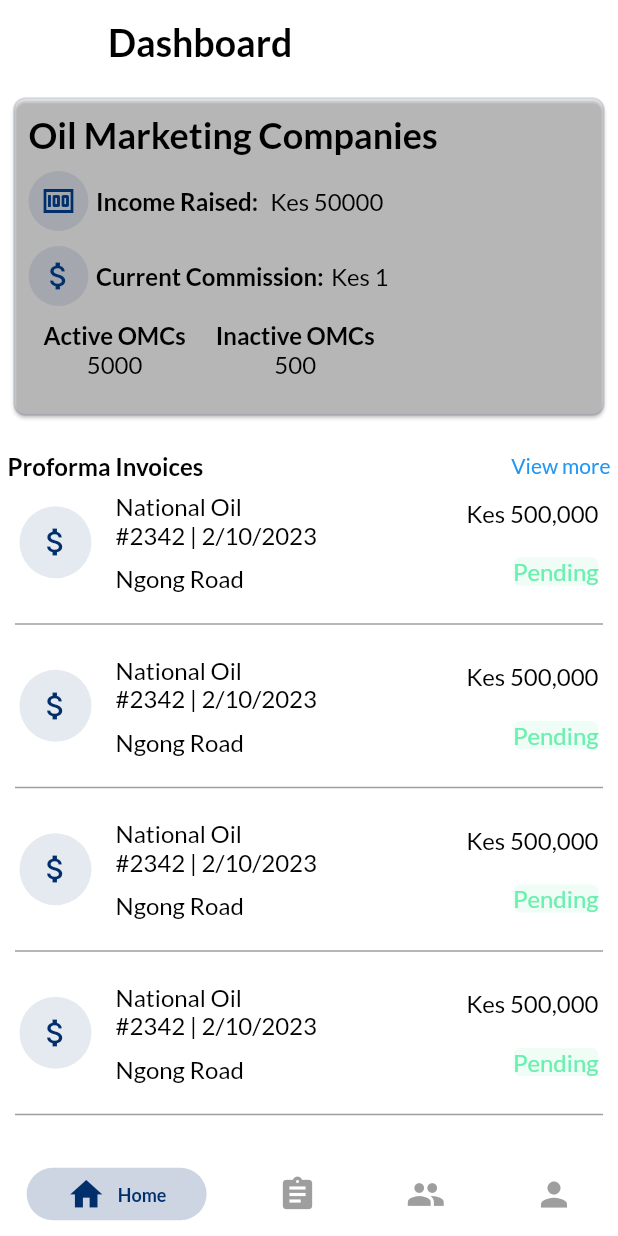
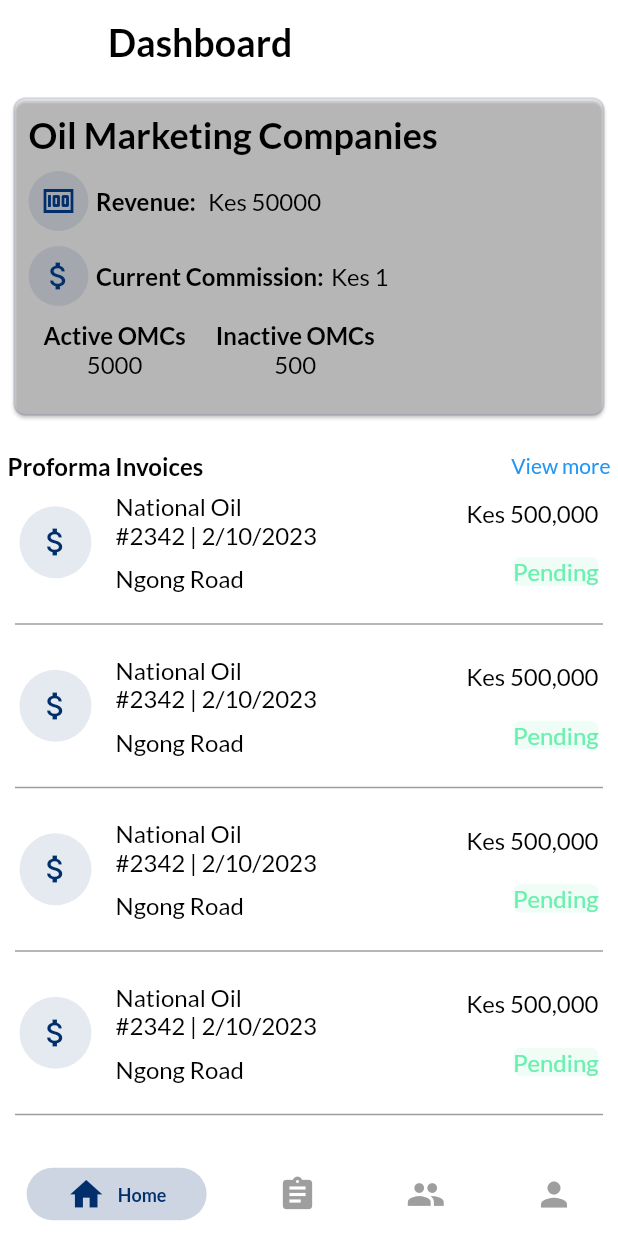
Before and after one commit to NjokiCynthia/sales_app, a Flutter app: the Dashboard screen opened directly, on a phone screen of 412 x 824 dp. Run offline on Flutter 3.47's test engine with Material 2 defaults, Android fonts, the phone set to English and light mode, and no system bars; drawn by our look-alikes of persistent_bottom_nav_bar; our stand-ins replace animated_splash_screen, country_code_picker, fl_chart, google_fonts, intl_phone_number_input, introduction_screen.

Commit message:
Edit to remove warnings

```diff
--- a/lib/constants/theme.dart
+++ b/lib/constants/theme.dart
@@ -42,7 +42,7 @@ TextStyle displayTitle = GoogleFonts.getFont(
   fontWeight: FontWeight.bold,
   color: Colors.black,
 );
-TextStyle Title = GoogleFonts.getFont(
+TextStyle title = GoogleFonts.getFont(
   Strings.fontName,
   fontSize: 20,
   fontWeight: FontWeight.bold,
--- a/lib/screens/dashboard/dashboard.dart
+++ b/lib/screens/dashboard/dashboard.dart
@@ -1,7 +1,6 @@
 import 'package:flutter/material.dart';
 import 'package:persistent_bottom_nav_bar/persistent_tab_view.dart';
 import 'package:petropal/constants/color_contants.dart';
-import 'package:petropal/screens/dashboard/line_chart.dart';
 import 'package:petropal/screens/dashboard/add_users/users.dart';
 import 'package:petropal/screens/dashboard/invoices.dart';
 import 'package:petropal/screens/dashboard/profile.dart';
@@ -25,11 +24,11 @@ class _DashboardState extends State<Dashboard> {
 
   List<Widget> _buildScreens() {
     return [
-      DashboardScreen(),
-      Invoices(),
+      const DashboardScreen(),
+      const Invoices(),
       //LineChartWidget(),
-      UsersScreen(),
-      Profile(),
+      const UsersScreen(),
+      const Profile(),
     ];
   }
 
--- a/lib/screens/dashboard/home.dart
+++ b/lib/screens/dashboard/home.dart
@@ -5,13 +5,14 @@ import 'package:petropal/screens/dashboard/invoices.dart';
 import 'package:petropal/widgets/widget.dart';
 
 class DashboardScreen extends StatefulWidget {
+  const DashboardScreen({super.key});
+
   @override
   State<DashboardScreen> createState() => _DashboardScreenState();
 }
 
 class _DashboardScreenState extends State<DashboardScreen> {
-  PageController _pageController = PageController(initialPage: 0);
-  int _currentPage = 0;
+  final PageController _pageController = PageController(initialPage: 0);
 
   @override
   void dispose() {
@@ -30,7 +31,7 @@ class _DashboardScreenState extends State<DashboardScreen> {
         ),
       ),
       body: Padding(
-        padding: EdgeInsets.all(5),
+        padding: const EdgeInsets.all(5),
         child: Column(
           crossAxisAlignment: CrossAxisAlignment.start,
           children: [
@@ -43,25 +44,25 @@ class _DashboardScreenState extends State<DashboardScreen> {
                   AnimatedCard(
                     borderColor: primaryDarkColor.withOpacity(0.1),
                     title: 'Oil Marketing Companies',
-                    capitalRaised: '\KES 100,000,000',
-                    currentCommission: '\KES 10,000',
+                    capitalRaised: 'KES 100,000,000',
+                    currentCommission: 'KES 10,000',
                   ),
                   AnimatedCard(
                     borderColor: primaryDarkColor.withOpacity(0.1),
                     title: 'Reseller',
-                    capitalRaised: '\KES 50,000,000',
-                    currentCommission: '\KES 5,000',
+                    capitalRaised: 'KES 50,000,000',
+                    currentCommission: 'KES 5,000',
                   ),
                   AnimatedCard(
                     borderColor: primaryDarkColor.withOpacity(0.1),
                     title: 'Customers',
-                    capitalRaised: '\KES 200,000,000',
-                    currentCommission: '\KES 20,000',
+                    capitalRaised: 'KES 200,000,000',
+                    currentCommission: 'KES 20,000',
                   ),
                 ],
               ),
             ),
-            SizedBox(
+            const SizedBox(
               height: 20,
             ),
             // Transactions list
@@ -73,14 +74,14 @@ class _DashboardScreenState extends State<DashboardScreen> {
               GestureDetector(
                   onTap: () {
                     Navigator.of(context).push(
-                        MaterialPageRoute(builder: (context) => Invoices()));
+                        MaterialPageRoute(builder: (context) => const Invoices()));
                   },
                   child:
-                      Text('View more', style: TextStyle(color: Colors.blue)))
+                      const Text('View more', style: TextStyle(color: Colors.blue)))
             ]),
             Expanded(
               child: ListView.separated(
-                separatorBuilder: (context, index) => Padding(
+                separatorBuilder: (context, index) => const Padding(
                   padding: EdgeInsets.all(5),
                   child: Divider(
                     color: Colors.grey, // Customize the divider color
@@ -90,7 +91,7 @@ class _DashboardScreenState extends State<DashboardScreen> {
                 itemBuilder: (context, index) {
                   return CustomTransactionCard(
                     userName: 'Customer $index',
-                    amount: '\KES 100.00',
+                    amount: 'KES 100.00',
                     paymentMethod: 'Payment Method',
                     date: '2023-09-06',
                     volume: '100000 litres',
@@ -112,7 +113,7 @@ class AnimatedCard extends StatelessWidget {
   final String capitalRaised;
   final String currentCommission;
 
-  AnimatedCard({
+  const AnimatedCard({super.key,
     required this.borderColor,
     required this.title,
     required this.capitalRaised,
@@ -131,19 +132,19 @@ class AnimatedCard extends StatelessWidget {
         crossAxisAlignment: CrossAxisAlignment.center,
         children: [
           Padding(
-            padding: EdgeInsets.all(10),
+            padding: const EdgeInsets.all(10),
             child: Column(
               crossAxisAlignment: CrossAxisAlignment.start,
               children: [
                 Text(
                   title,
-                  style: TextStyle(
+                  style: const TextStyle(
                     color: Colors.black,
                     fontSize: 24,
                     fontWeight: FontWeight.bold,
                   ),
                 ),
-                SizedBox(height: 10),
+                const SizedBox(height: 10),
                 Row(
                   children: [
                     Container(
@@ -157,14 +158,14 @@ class AnimatedCard extends StatelessWidget {
                         color: primaryDarkColor,
                       ),
                     ),
-                    SizedBox(
+                    const SizedBox(
                       width: 5,
                     ),
                     Text(
-                      'Income Raised: ',
+                      'Revenue: ',
                       style: displayTitle,
                     ),
-                    SizedBox(
+                    const SizedBox(
                       width: 5,
                     ),
                     Text(
@@ -180,7 +181,7 @@ class AnimatedCard extends StatelessWidget {
                 //     fontSize: 16,
                 //   ),
                 // ),
-                SizedBox(height: 10),
+                const SizedBox(height: 10),
                 Row(
                   children: [
                     Container(
@@ -194,14 +195,14 @@ class AnimatedCard extends StatelessWidget {
                         color: primaryDarkColor,
                       ),
                     ),
-                    SizedBox(
+                    const SizedBox(
                       width: 5,
                     ),
                     Text(
                       'Current Commission:',
                       style: displayTitle,
                     ),
-                    SizedBox(
+                    const SizedBox(
                       width: 5,
                     ),
                     Text(
@@ -211,7 +212,7 @@ class AnimatedCard extends StatelessWidget {
                   ],
                 ),
                 Padding(
-                  padding: EdgeInsets.all(10),
+                  padding: const EdgeInsets.all(10),
                   child: Row(
                     children: [
                       Column(
@@ -226,7 +227,7 @@ class AnimatedCard extends StatelessWidget {
                           ),
                         ],
                       ),
-                      SizedBox(
+                      const SizedBox(
                         width: 20,
                       ),
                       Column(
--- a/lib/screens/dashboard/invoices.dart
+++ b/lib/screens/dashboard/invoices.dart
@@ -22,7 +22,7 @@ class _InvoicesState extends State<Invoices> {
       ),
       body: ListView.separated(
         itemCount: 10, // Change this to the number of items you want
-        separatorBuilder: (context, index) => Padding(
+        separatorBuilder: (context, index) => const Padding(
           padding: EdgeInsets.all(5),
           child: Divider(
             color: Colors.grey, // Customize the divider color
--- a/lib/widgets/widget.dart
+++ b/lib/widgets/widget.dart
@@ -9,7 +9,7 @@ class CustomTransactionCard extends StatelessWidget {
   final String date;
   final String volume;
 
-  CustomTransactionCard({
+  const CustomTransactionCard({super.key,
     required this.userName,
     required this.amount,
     required this.paymentMethod,
@@ -20,17 +20,7 @@ class CustomTransactionCard extends StatelessWidget {
   @override
   Widget build(BuildContext context) {
     return Padding(
-      padding: EdgeInsets.all(8),
-      child: Container(
-        // decoration: BoxDecoration(
-        //   color: Colors.grey.withOpacity(0.1),
-        //   borderRadius: BorderRadius.circular(8),
-        //   // border: Border.all(
-        //   //   color: primaryDarkColor.withOpacity(0.2),
-        //   //   width: 1,
-        //   // ),
-        // ),
-
+      padding: const EdgeInsets.all(8),
       child: Row(
         children: [
           Container(
@@ -41,16 +31,16 @@ class CustomTransactionCard extends StatelessWidget {
               borderRadius: BorderRadius.circular(30),
             ),
             // Replace with your icon or image widget
-              child: Icon(Icons.attach_money, color: primaryDarkColor),
+            child: const Icon(Icons.attach_money, color: primaryDarkColor),
           ),
-            SizedBox(width: 16),
+          const SizedBox(width: 16),
           Expanded(
             child: Column(
               crossAxisAlignment: CrossAxisAlignment.start,
               children: [
                 Text('National Oil', style: bodyText),
                 Text('#2342 | 2/10/2023', style: bodyText),
-                  SizedBox(
+                const SizedBox(
                   height: 10,
                 ),
                 Text('Ngong Road', style: bodyText),
@@ -65,7 +55,7 @@ class CustomTransactionCard extends StatelessWidget {
                 style: bodyText,
                 // TextStyle(fontSize: 16, color: Colors.black),
               ),
-                SizedBox(
+              const SizedBox(
                 height: 20,
               ),
               Container(
@@ -82,7 +72,6 @@ class CustomTransactionCard extends StatelessWidget {
             ],
           ),
         ],
-        ),
       ),
     );
   }
```
Also changed, not shown: lib/screens/authentication/sign_up.dart (+7 -7 lines), lib/screens/authentication/test.dart (+25 -51 lines), lib/screens/dashboard/add_users/add_customer.dart (+14 -14 lines), lib/screens/dashboard/add_users/add_omc.dart (+23 -23 lines), lib/screens/dashboard/add_users/add_reseller.dart (+22 -22 lines), lib/screens/dashboard/add_users/add_users.dart (+6 -6 lines), lib/screens/dashboard/add_users/users.dart (+12 -11 lines), lib/screens/dashboard/line_chart.dart (+13 -6 lines), lib/screens/dashboard/profile.dart (+3 -4 lines), lib/screens/dashboard/view_users/customer.dart (+16 -9 lines), lib/screens/dashboard/view_users/omc.dart (+8 -6 lines), lib/screens/dashboard/view_users/reseller.dart (+10 -8 lines). Lines whose indentation alone changed are shown as unchanged.
